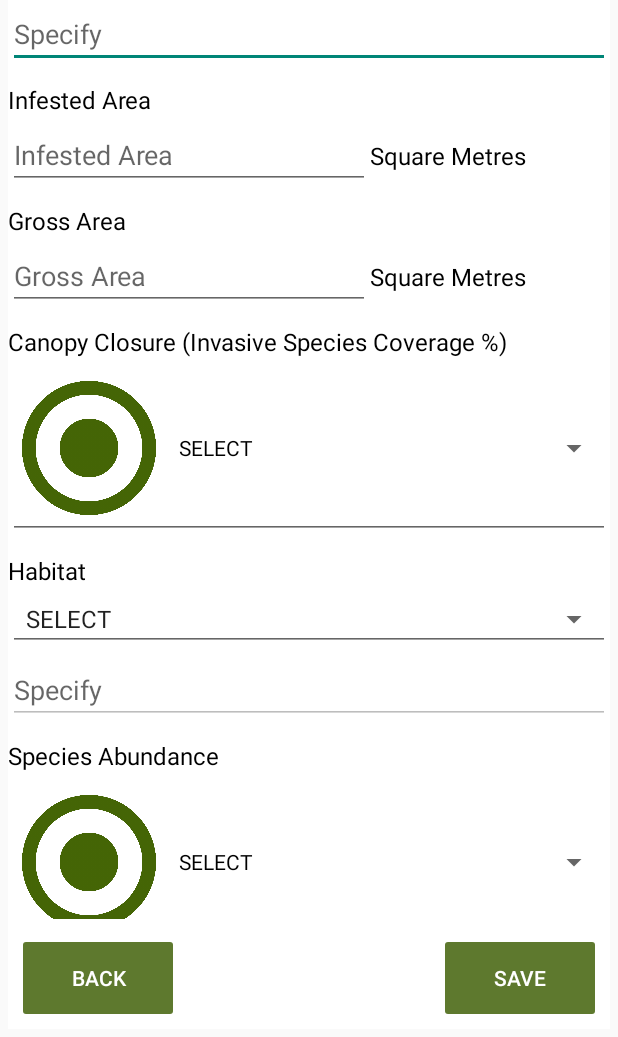
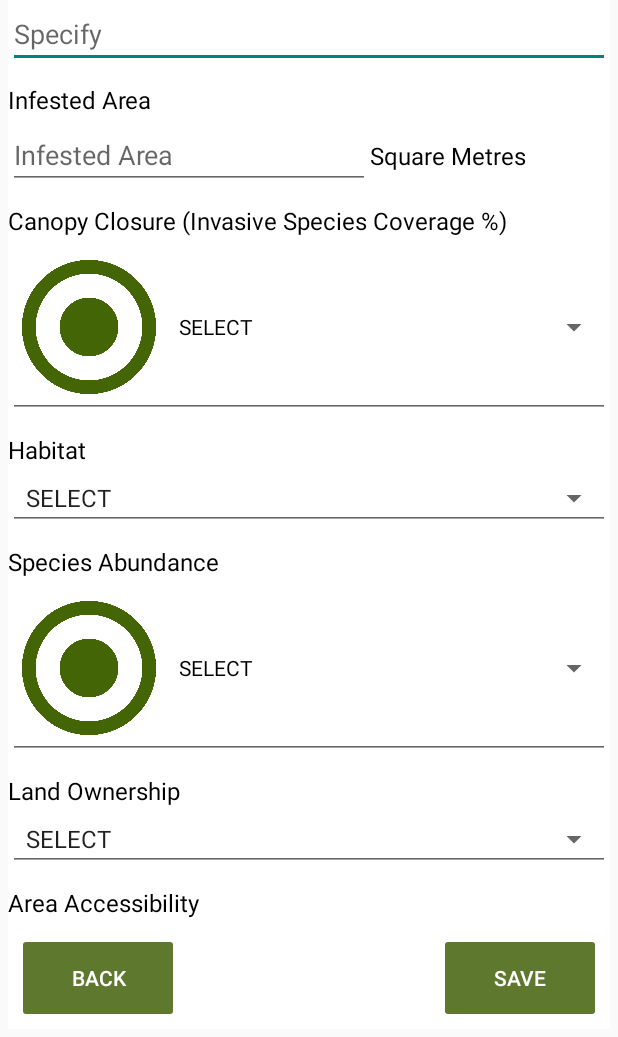
Before and after one commit to RCMRD/Invasive_Species_Mapper_System_Android, an Android app: the Colecta screen opened directly, with no data from a screen before it, after a tap on "SAVE", on a phone screen of 412 x 824 dp, the part 199-1236 px from its top. Run offline under Robolectric (Android 15) with nearby library versions, the light colour scheme and no system bars; 5 statements that could not run were skipped; 1 other tap on this screen came first.

Commit message:
removed gross area, 'specify' only appears on 'Other', added note for Non-registered users to contact Edward & Changed 'Locator Status' to 'GPS Location' with more explanatory GPS suggestions

```diff
--- a/app/build.gradle
+++ b/app/build.gradle
@@ -5,13 +5,15 @@
         ISMS_RELEASE {
             keyAlias 'igotthaMINE_ISMS'
             keyPassword '53#falls'
-            storeFile file('/home/steve/all_vak/tieneAS/Funguo/igotthaMINE_ISMS.jks')
+            //storeFile file('/home/steve/all_vak/tieneAS/Funguo/igotthaMINE_ISMS.jks')
+            storeFile file('C:\\tieneAS\\Funguo\\igotthaMINE_ISMS')
             storePassword '53#falls'
         }
         ISMS_DEBUG {
             keyAlias 'igotthaMINE_ISMS'
             keyPassword '53#falls'
-            storeFile file('/home/steve/all_vak/tieneAS/Funguo/igotthaMINE_ISMS.jks')
+            //storeFile file('/home/steve/all_vak/tieneAS/Funguo/igotthaMINE_ISMS.jks')
+            storeFile file('C:\\tieneAS\\Funguo\\igotthaMINE_ISMS')
             storePassword '53#falls'
         }
     }
--- a/app/src/main/java/com/servir/invasivespecies/Colecta.java
+++ b/app/src/main/java/com/servir/invasivespecies/Colecta.java
@@ -195,8 +195,10 @@
 		if (!s001.equals("Other")){
 			s87.setText("");
 			s87.setEnabled(false);
+			s87.setVisibility(View.GONE);
 		}else{
 			s87.setEnabled(true);
+            s87.setVisibility(View.VISIBLE);
 		}
 
 
@@ -246,9 +248,11 @@
 
 	 	       if (mm.equals("Other")){
 	 	    	   s8.setEnabled(true);
+                   s8.setVisibility(View.VISIBLE);
 	 	       }else{
 	 	    	  s8.setText("");
 	 	    	  s8.setEnabled(false);
+                   s8.setVisibility(View.GONE);
 	 	       }
 			}
 
@@ -330,7 +334,8 @@
 		    	  s0313 = s313.getSelectedItem().toString().trim();
 
 		    	  s02x = "Square Metres";
-		    	  s04x = "Square Metres";
+		    	  //s04x = "Square Metres";
+		    	  s04x = "";
 
 
              		if(s7.getText().toString().trim().length() == 0){
@@ -341,7 +346,8 @@
 
 
              	  s002 = s2.getText().toString().trim();
-       		      s004 = s4.getText().toString().trim();
+       		      //s004 = s4.getText().toString().trim();
+       		      s004 = "";
        		      s007 = s7.getText().toString().trim();
        		      s008 = s8.getText().toString().trim();
 
@@ -398,7 +404,7 @@
        			/*s2x.getSelectedItem().toString().trim().equals("UNITS")||
        			s4x.getSelectedItem().toString().trim().equals("UNITS")||*/
        			s2.getText().toString().equals("")||
-       			s4.getText().toString().equals("")||
+       			//s4.getText().toString().equals("")||
        			s7.getText().toString().equals("")){
 
        			Toast.makeText(Colecta.this, "Please complete the questionnaire first", Toast.LENGTH_LONG ).show();
@@ -420,7 +426,8 @@
        			   }*/
 
        				s002 = s002 + " " + s02x;
-       				s004 = s004 + " " + s04x;
+       				//s004 = s004 + " " + s04x;
+       				s004 = "";
 
 
 
--- a/app/src/main/res/layout/kolek.xml
+++ b/app/src/main/res/layout/kolek.xml
@@ -75,6 +75,7 @@
         android:layout_height="wrap_content"
         android:inputType="text"
         android:enabled="false"
+        android:visibility="gone"
         android:singleLine="true"
         android:hint="@string/s8a"
         android:layout_below="@+id/nomi"
@@ -170,6 +171,7 @@
             android:layout_alignLeft="@+id/nomi"
             android:layout_height="wrap_content"
             android:layout_marginTop="10dp"
+            android:visibility="gone"
             android:textColor="#000000"
             android:text="@string/t6"
             android:textSize="16sp" />
@@ -179,6 +181,7 @@
             android:id="@+id/s2q1"
             android:layout_width="fill_parent"
             android:layout_height="wrap_content"
+           android:visibility="gone"
             android:layout_below="@+id/nomi32"
             android:layout_marginTop="3dp"
             android:weightSum="1"
@@ -271,6 +274,7 @@
             android:layout_alignLeft="@+id/nomi"
             android:inputType="text"
             android:enabled="false"
+              android:visibility="gone"
             android:singleLine="true"
 	        android:hint="@string/s8a"
         />
```
Also changed, not shown: app/src/main/java/com/servir/invasivespecies/Loginno.java (+11 -10 lines), app/src/main/java/com/servir/invasivespecies/MainActivity.java (+9 -12 lines).
